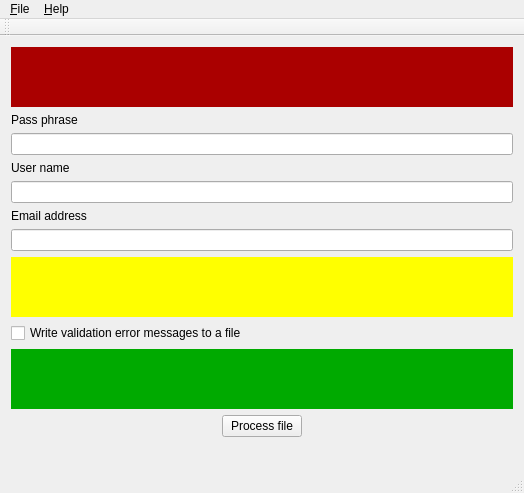
Above: gui/cmainwindow.ui from aaron-reeves/fsseudonymizer before the change. Below: the same form after it.
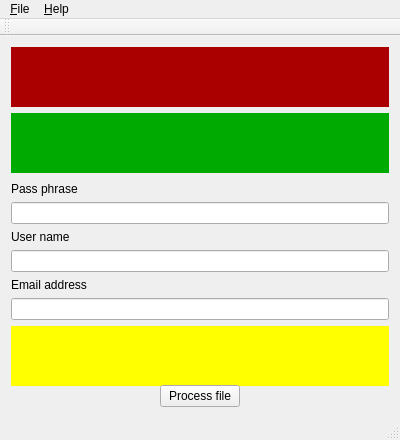
That is the form after the change. Icons and pictures are not drawn. Custom widgets are drawn as their Qt base class.

```diff
--- a/gui/cmainwindow.ui
+++ b/gui/cmainwindow.ui
@@ -6,14 +6,14 @@
    <rect>
     <x>0</x>
     <y>0</y>
-    <width>524</width>
-    <height>493</height>
+    <width>400</width>
+    <height>440</height>
    </rect>
   </property>
   <property name="minimumSize">
    <size>
     <width>400</width>
-    <height>420</height>
+    <height>440</height>
    </size>
   </property>
   <property name="windowTitle">
@@ -24,7 +24,7 @@
     <normaloff>:/bvdencrypt/bvdfree.ico</normaloff>:/bvdencrypt/bvdfree.ico</iconset>
   </property>
   <widget class="QWidget" name="centralWidget">
-   <layout class="QVBoxLayout" name="verticalLayout">
+   <layout class="QVBoxLayout" name="verticalLayout_2">
     <item>
      <widget class="CFileSelect" name="fsInputFile" native="true">
       <property name="minimumSize">
@@ -42,6 +42,37 @@
      </widget>
     </item>
     <item>
+     <widget class="CFileSelect" name="fsRulesFile" native="true">
+      <property name="minimumSize">
+       <size>
+        <width>250</width>
+        <height>60</height>
+       </size>
+      </property>
+      <property name="focusPolicy">
+       <enum>Qt::StrongFocus</enum>
+      </property>
+      <property name="styleSheet">
+       <string notr="true">background-color: rgb(0, 170, 0);</string>
+      </property>
+     </widget>
+    </item>
+    <item>
+     <widget class="QWidget" name="containerWidget" native="true">
+      <layout class="QVBoxLayout" name="verticalLayout">
+       <property name="leftMargin">
+        <number>0</number>
+       </property>
+       <property name="topMargin">
+        <number>3</number>
+       </property>
+       <property name="rightMargin">
+        <number>0</number>
+       </property>
+       <property name="bottomMargin">
+        <number>0</number>
+       </property>
+       <item>
      <widget class="QLabel" name="label_5">
       <property name="text">
        <string>Pass phrase</string>
@@ -87,29 +118,6 @@
       </property>
      </widget>
     </item>
-    <item>
-     <widget class="QCheckBox" name="cbxWriteErrorLog">
-      <property name="text">
-       <string>Write validation error messages to a file</string>
-      </property>
-     </widget>
-    </item>
-    <item>
-     <widget class="CFileSelect" name="fsErrorFile" native="true">
-      <property name="minimumSize">
-       <size>
-        <width>250</width>
-        <height>60</height>
-       </size>
-      </property>
-      <property name="focusPolicy">
-       <enum>Qt::StrongFocus</enum>
-      </property>
-      <property name="styleSheet">
-       <string notr="true">background-color: rgb(0, 170, 0);</string>
-      </property>
-     </widget>
-    </item>
     <item>
      <layout class="QHBoxLayout" name="horizontalLayout">
       <item>
@@ -147,6 +155,9 @@
       </item>
      </layout>
     </item>
+      </layout>
+     </widget>
+    </item>
     <item>
      <spacer name="verticalSpacer">
       <property name="orientation">
@@ -167,7 +178,7 @@
     <rect>
      <x>0</x>
      <y>0</y>
-     <width>524</width>
+     <width>400</width>
      <height>18</height>
     </rect>
    </property>
```
Left out of the diff: 11 changed lines with no effect on the pictures. Lines whose indentation alone changed are shown as unchanged.
